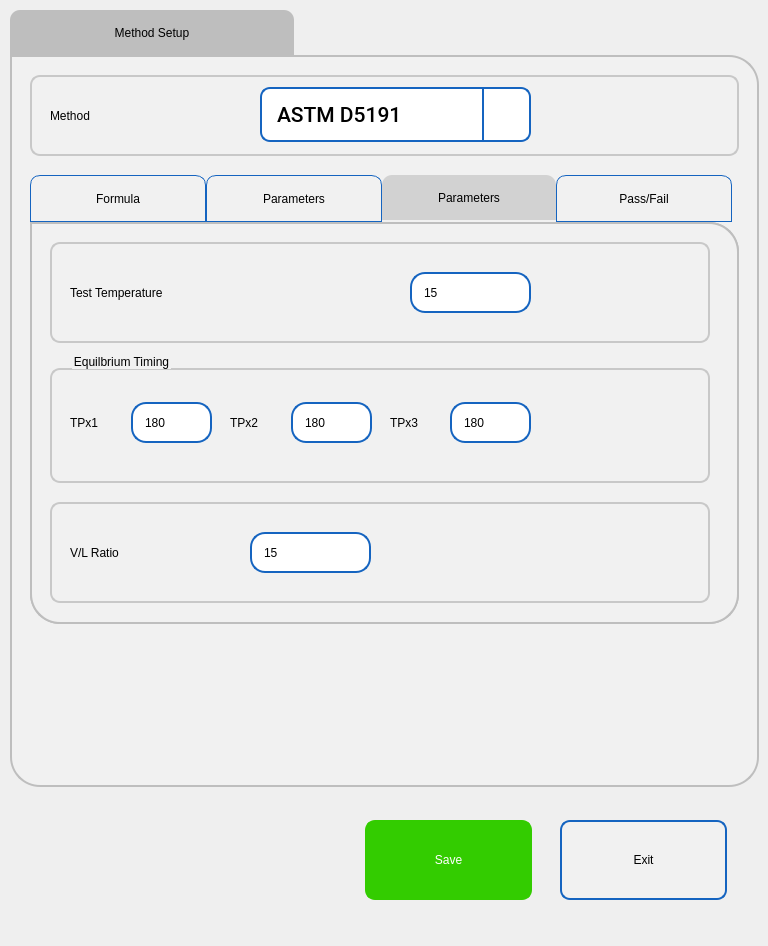
Above: pApp-22-June-2021/smethodsetup.ui from ChandraMVE/PSSC_QT_Development before the change. Below: the same form after it.
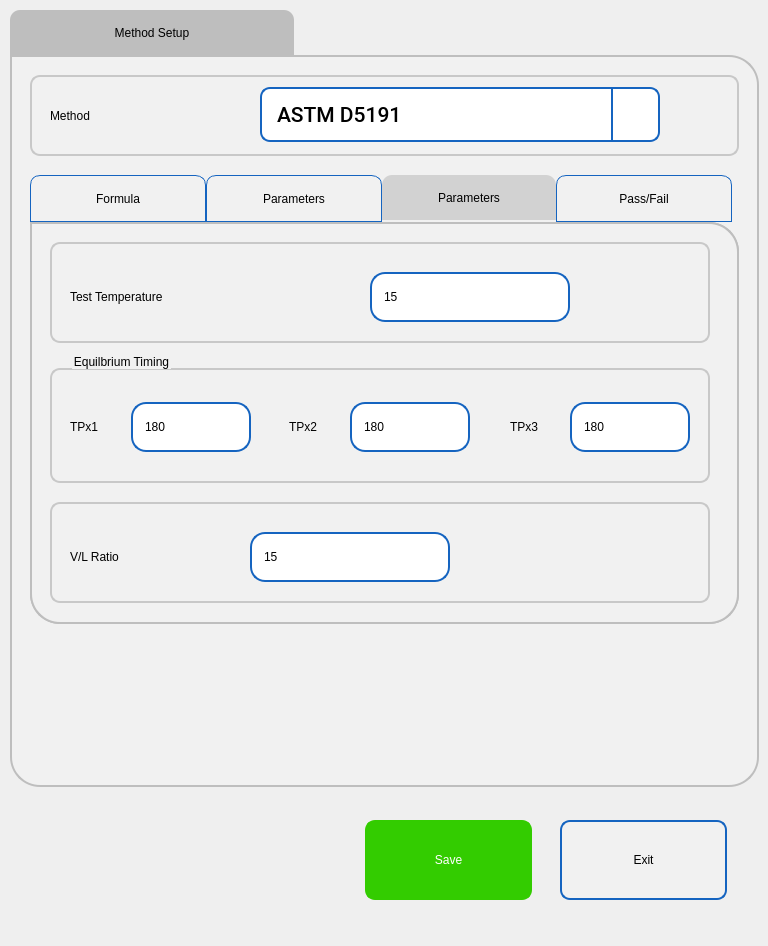
That is the form after the change. The open tabs and pages were chosen to show the change. Icons and pictures are not drawn. Custom widgets are drawn as their Qt base class.

The edit to the form file:
```diff
--- a/pApp-22-June-2021/smethodsetup.ui
+++ b/pApp-22-June-2021/smethodsetup.ui
@@ -276,7 +276,7 @@
         <rect>
          <x>230</x>
          <y>12</y>
-         <width>271</width>
+         <width>400</width>
          <height>55</height>
         </rect>
        </property>
@@ -1222,7 +1222,7 @@
             <x>20</x>
             <y>30</y>
             <width>281</width>
-            <height>41</height>
+            <height>50</height>
            </rect>
           </property>
           <property name="styleSheet">
@@ -1236,10 +1236,10 @@
          <widget class="sQLEExtend" name="leTestTemp">
           <property name="geometry">
            <rect>
-            <x>360</x>
+            <x>320</x>
             <y>30</y>
-            <width>121</width>
-            <height>41</height>
+            <width>200</width>
+            <height>50</height>
            </rect>
           </property>
           <property name="focusPolicy">
@@ -1311,7 +1311,7 @@
             <x>20</x>
             <y>50</y>
             <width>61</width>
-            <height>41</height>
+            <height>50</height>
            </rect>
           </property>
           <property name="styleSheet">
@@ -1324,10 +1324,10 @@
          <widget class="QLabel" name="label_54">
           <property name="geometry">
            <rect>
-            <x>180</x>
+            <x>239</x>
             <y>50</y>
             <width>61</width>
-            <height>41</height>
+            <height>50</height>
            </rect>
           </property>
           <property name="styleSheet">
@@ -1340,10 +1340,10 @@
          <widget class="QLabel" name="label_55">
           <property name="geometry">
            <rect>
-            <x>340</x>
+            <x>460</x>
             <y>50</y>
             <width>51</width>
-            <height>41</height>
+            <height>50</height>
            </rect>
           </property>
           <property name="styleSheet">
@@ -1358,8 +1358,8 @@
            <rect>
             <x>81</x>
             <y>50</y>
-            <width>81</width>
-            <height>41</height>
+            <width>120</width>
+            <height>50</height>
            </rect>
           </property>
           <property name="focusPolicy">
@@ -1399,10 +1399,10 @@
          <widget class="sQLEExtend" name="leTPx2">
           <property name="geometry">
            <rect>
-            <x>241</x>
+            <x>300</x>
             <y>50</y>
-            <width>81</width>
-            <height>41</height>
+            <width>120</width>
+            <height>50</height>
            </rect>
           </property>
           <property name="focusPolicy">
@@ -1442,10 +1442,10 @@
          <widget class="sQLEExtend" name="leTPx3">
           <property name="geometry">
            <rect>
-            <x>400</x>
+            <x>520</x>
             <y>50</y>
-            <width>81</width>
-            <height>41</height>
+            <width>120</width>
+            <height>50</height>
            </rect>
           </property>
           <property name="focusPolicy">
@@ -1514,7 +1514,7 @@
             <x>20</x>
             <y>30</y>
             <width>171</width>
-            <height>41</height>
+            <height>50</height>
            </rect>
           </property>
           <property name="styleSheet">
@@ -1530,8 +1530,8 @@
            <rect>
             <x>200</x>
             <y>30</y>
-            <width>121</width>
-            <height>41</height>
+            <width>200</width>
+            <height>50</height>
            </rect>
           </property>
           <property name="focusPolicy">
```
Left out of the diff: 76 changed lines with no effect on the pictures.
